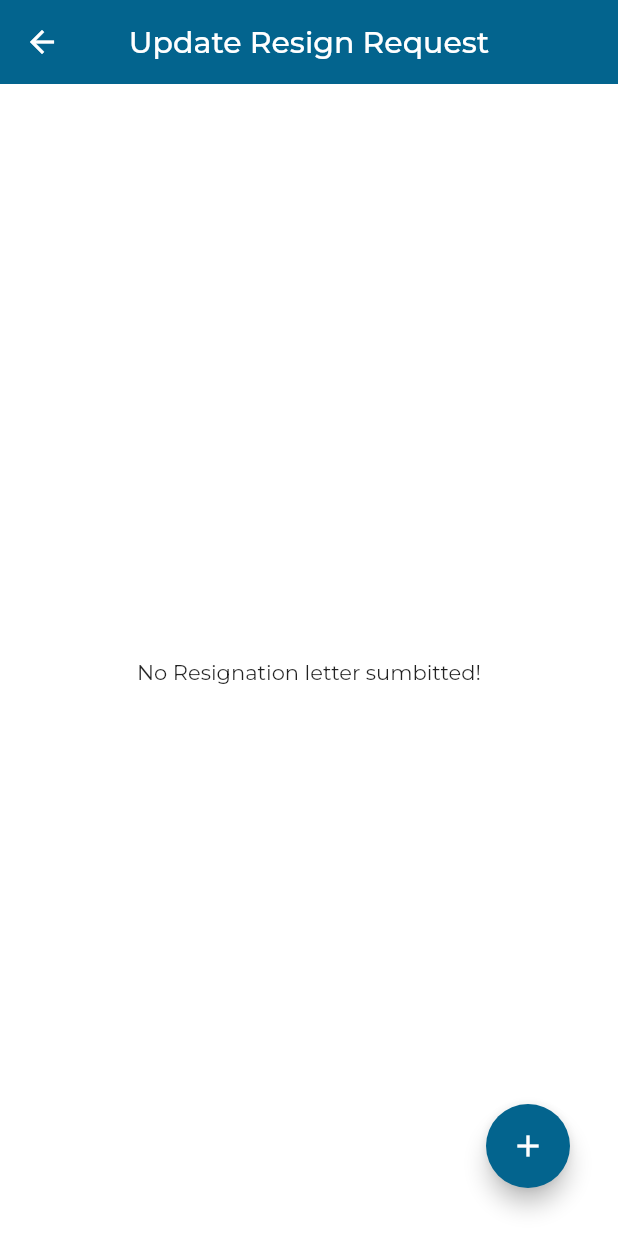
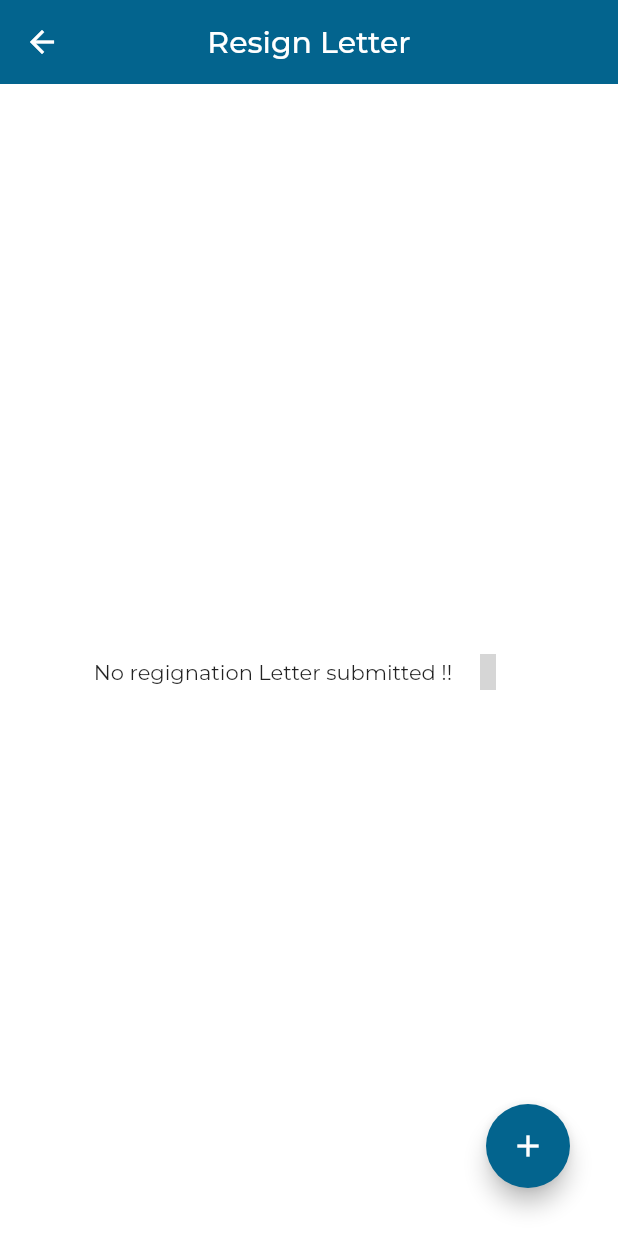
Before and after one commit to biplavdahal/updated_Flex_Year, a Flutter app: the ResignView screen opened directly with empty values, after a tap on the "add" icon, on a phone screen of 412 x 824 dp. Run offline on Flutter 3.47's test engine with Material 2 defaults, Android fonts, the phone set to English and light mode, and no system bars; our stand-ins replace awesome_notifications, cached_network_image, connectivity_plus, curved_navigation_bar, delayed_display, dio and 17 more; missing offline and left inert: clean_nepali_calendar, nepali_date_picker; accounts and stored records are empty; generated files the repository leaves out were written again; statements that could not run were skipped; grey boxes are pictures that could not be loaded.

Commit message:
api integration of resignation, survey view integrated

```diff
--- a/lib/constants/api.constants.dart
+++ b/lib/constants/api.constants.dart
@@ -100,6 +100,7 @@ const auStaffDepartmentDetailList = 'department/search';
 const auStaffGetResign = 'resignation-letter/index';
 const auStaffPostResign = 'resignation-letter/add';
 const auStaffGetClearance = 'user-clearances/search';
+const auStaffEditResign = 'resignation-letter/edit';
 
 //Questions and answer
 const auStaffGetQuestion = 'exit-survey/index';
--- a/lib/data_models/user_resign.data.dart
+++ b/lib/data_models/user_resign.data.dart
@@ -1,5 +1,3 @@
-import 'dart:convert';
-
 import 'package:freezed_annotation/freezed_annotation.dart';
 
 part 'user_resign.data.freezed.dart';
--- a/lib/routes.dart
+++ b/lib/routes.dart
@@ -91,7 +91,8 @@ Map<String, Widget> routesAndViews(RouteSettings settings) => {
       StaffDirectoryDetailView.tag:
           StaffDirectoryDetailView(settings.arguments as Arguments?),
       ResignView.tag: ResignView(settings.arguments as Arguments?),
-      WriteResignRequestView.tag: const WriteResignRequestView(),
+      WriteResignRequestView.tag:
+          WriteResignRequestView(settings.arguments as Arguments?),
       ClearanceView.tag: const ClearanceView(),
       ExitInterview.tag: const ExitInterview()
     };
--- a/lib/services/exit_process.service.dart
+++ b/lib/services/exit_process.service.dart
@@ -9,6 +9,9 @@ abstract class ExitProcess {
   //create resign letter
   Future<void> createResignRequest(Map<String, dynamic> resignData);
 
+  //Update resign letter
+  Future<void> updateResignRequest(Map<String, dynamic> resignData);
+
   //search clearance
   Future<List<Clearancedata>> getClearanceDetail();
 
--- a/lib/ui/personal/resign/clearance/clearance.view.dart
+++ b/lib/ui/personal/resign/clearance/clearance.view.dart
@@ -20,7 +20,9 @@ class ClearanceView extends StatelessWidget {
           appBar: AppBar(
             title: const Text('Clearance'),
           ),
-          body: Container(
+          body: RefreshIndicator(
+            onRefresh: () => model.Clearanceinit(),
+            child: Container(
               padding: const EdgeInsets.fromLTRB(50, 50, 40, 0),
               child: Column(
                 children: [
@@ -63,6 +65,7 @@ class ClearanceView extends StatelessWidget {
                 ],
               ),
             ),
+          ),
         );
       },
     );
--- a/lib/ui/personal/resign/resign_view.dart
+++ b/lib/ui/personal/resign/resign_view.dart
@@ -5,6 +5,7 @@ import 'package:flex_year_tablet/ui/personal/resign/resign_viewmodel.dart';
 import 'package:flex_year_tablet/ui/personal/resign/widget/resigh.widget.dart';
 import 'package:flex_year_tablet/ui/personal/resign/write_resigh_request/write_resign_request.view.dart';
 import 'package:flutter/material.dart';
+import 'package:material_design_icons_flutter/material_design_icons_flutter.dart';
 
 import '../../../widgets/fy_shimmer.widget.dart';
 
@@ -18,15 +19,13 @@ class ResignView extends StatelessWidget {
   @override
   Widget build(BuildContext context) {
     return View<ResignViewModel>(
-      onDispose: (model) {},
+      onDispose: ((model) {}),
       onModelReady: (model) => model.init(arguments as ResighViewArguments?),
       killViewOnClose: false,
       builder: (ctx, model, child) {
         return Scaffold(
           appBar: AppBar(
-            title: Text(arguments != null
-                ? 'Update Resign Request'
-                : 'Create Resign Request'),
+            title: const Text('Resign Letter'),
           ),
           floatingActionButton: Stack(
             children: [
@@ -40,10 +39,12 @@ class ResignView extends StatelessWidget {
                       model.goto(WriteResignRequestView.tag);
                     },
                   ),
-                )
+                ),
             ],
           ),
-          body: Container(
+          body: RefreshIndicator(
+            onRefresh: () => model.init(arguments as ResighViewArguments?),
+            child: Container(
               padding: const EdgeInsets.all(4),
               child: Column(
                 children: [
@@ -64,6 +65,7 @@ class ResignView extends StatelessWidget {
                           itemBuilder: (context, index) {
                             return ResignItem(
                               resign: model.resignData[index],
+                              onEditTap: model.onUpdatePressed,
                             );
                           },
                           separatorBuilder: (context, index) {
@@ -75,10 +77,24 @@ class ResignView extends StatelessWidget {
                         ),
                       )
                     else
-                    const Expanded(
+                      Expanded(
+                          child: RefreshIndicator(
+                        onRefresh: () =>
+                            model.init(arguments as ResighViewArguments?),
                         child: Center(
-                            child: Text('No Resignation letter sumbitted!')))
+                            child: Row(
+                          mainAxisAlignment: MainAxisAlignment.center,
+                          children: [
+                            const Text('No regignation Letter submitted !!'),
+                            IconButton(
+                                onPressed: (() => model
+                                    .init(arguments as ResighViewArguments?)),
+                                icon: const Icon(MdiIcons.refreshCircle))
                           ],
+                        )),
+                      ))
+                ],
+              ),
             ),
           ),
         );
--- a/lib/ui/personal/resign/write_resigh_request/write_resign_request.view.dart
+++ b/lib/ui/personal/resign/write_resigh_request/write_resign_request.view.dart
@@ -1,4 +1,6 @@
+import 'package:bestfriend/model/arguments.model.dart';
 import 'package:bestfriend/ui/view.dart';
+import 'package:flex_year_tablet/ui/personal/resign/resign_arguments.dart';
 import 'package:flex_year_tablet/ui/personal/resign/resign_viewmodel.dart';
 import 'package:flutter/material.dart';
 import '../../../../widgets/fy_date_time_field.widget.dart';
@@ -6,16 +8,21 @@ import '../../../../widgets/fy_date_time_field.widget.dart';
 class WriteResignRequestView extends StatelessWidget {
   static String tag = 'write-resign-request-view';
 
-  const WriteResignRequestView({Key? key}) : super(key: key);
+  final Arguments? arguments;
+
+  const WriteResignRequestView(this.arguments, {Key? key}) : super(key: key);
 
   @override
   Widget build(BuildContext context) {
     return View<ResignViewModel>(
+      onModelReady: (model) => model.init(arguments as ResighViewArguments?),
       enableTouchRepeal: true,
       builder: (ctx, model, child) {
         return Scaffold(
           appBar: AppBar(
-            title: const Text('Create Resign Letter'),
+            title: Text(arguments != null
+                ? 'Update Resign Request'
+                : 'Create Resign Request'),
           ),
           body: Container(
             padding: const EdgeInsets.all(13),
@@ -44,6 +51,7 @@ class WriteResignRequestView extends StatelessWidget {
                           }
                           return null;
                         },
+                        initialValue: model.resignLetterController.text,
                         onChanged: (value) {
                           final modifiedValue = value
                               .replaceAll(' ', '\t')
@@ -58,6 +66,7 @@ class WriteResignRequestView extends StatelessWidget {
                         labelText: 'Feedback',
                         border: OutlineInputBorder(),
                       ),
+                      initialValue: model.resignFeedbackController.text,
                       validator: (value) {
                         if (value == null || value.isEmpty) {
                           return 'Enter a Feedback';
@@ -76,12 +85,15 @@ class WriteResignRequestView extends StatelessWidget {
                           model.onSubmitResignData();
                         }
                       },
-                      child: const Text('Submit Resignation'),
+                      child: Text(arguments != null
+                          ? 'Update Resignation'
+                          : 'Submit resignation'),
                     ),
                     const SizedBox(height: 20),
-                    const Text(
-                        'Note : Once you submit resign letter it cannot be deteted !',
-                        style: TextStyle(color: Colors.grey)),
+                    if (arguments == null)
+                      const Text(
+                          'Note : Once you submit resign letter it cannot be deteted !',
+                          style: TextStyle(color: Colors.grey)),
                   ],
                 ),
               ),
```
Also changed, not shown: lib/services/implementations/exit_process.service.impl.dart (+22 -0 lines), lib/ui/personal/resign/resign_viewmodel.dart (+27 -4 lines), lib/ui/personal/resign/widget/resigh.widget.dart (+18 -6 lines), lib/ui/personal/resign/write_exit_interview/exit_interview.dart (+59 -16 lines), lib/ui/personal/resign/write_exit_interview/survey.dart (added, +25 -0 lines). Lines whose indentation alone changed are shown as unchanged.
